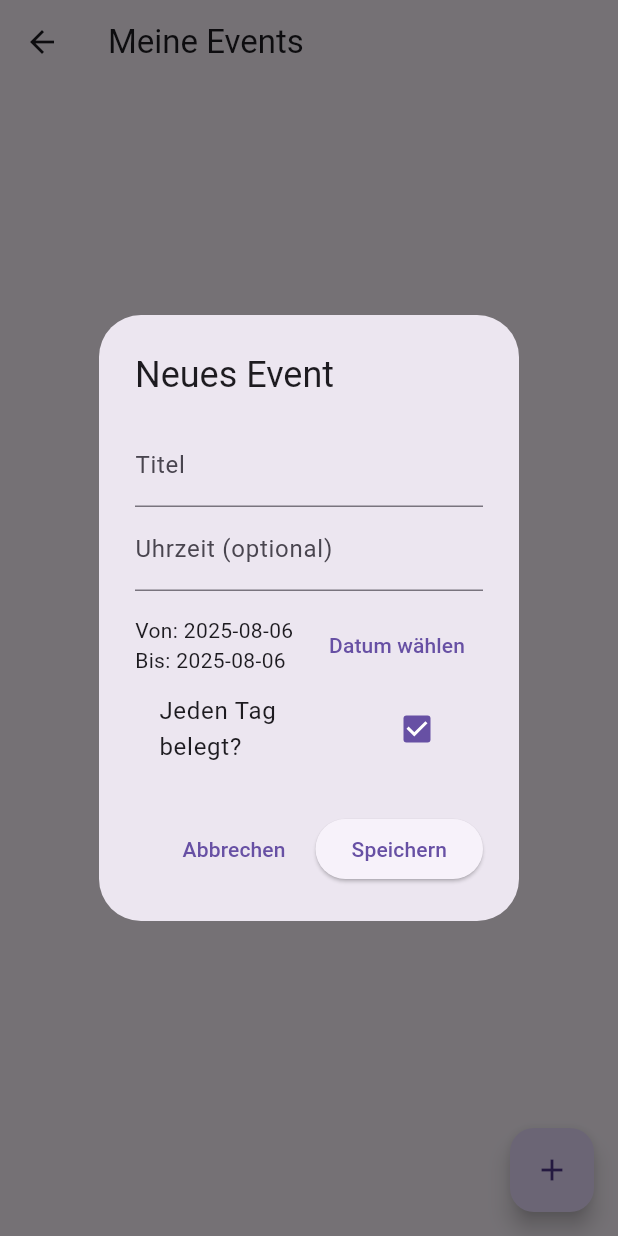
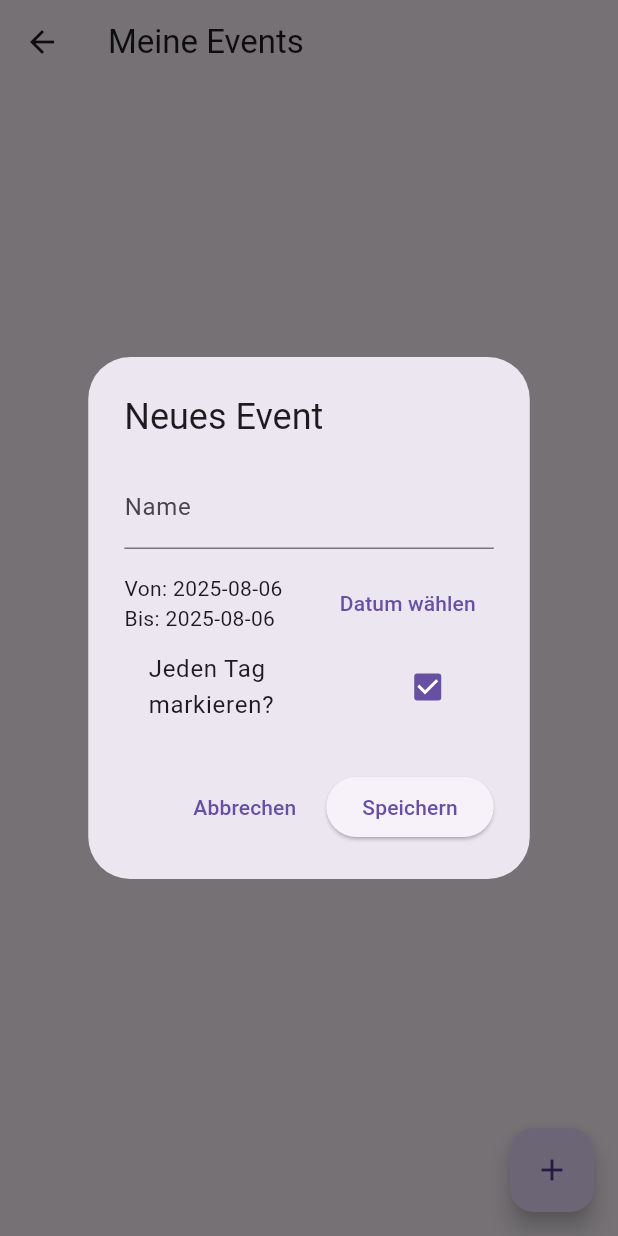
Before and after one commit to LordSpinx/Calist, a Flutter app: the HomeScreen screen opened directly, after a tap on the "add" icon, on a phone screen of 412 x 824 dp. Run offline on Flutter 3.47's test engine with Material 3 defaults, Android fonts, the phone set to English and light mode, and no system bars; our stand-ins replace hive, hive_flutter; accounts and stored records are empty.

Commit message:
Update event screens for new Event model

```diff
--- a/lib/screens/home_screen.dart
+++ b/lib/screens/home_screen.dart
@@ -21,23 +21,25 @@ class HomeScreen extends StatelessWidget {
 
           // Collect all events that are still in the future
           final upcoming = box.values
-              .where((e) => e.endDate.isAfter(now))
+              .where((e) => (e.endDate ?? e.startDate).isAfter(now))
               .toList();
 
           // Expand multi-day events so that each day appears as its own entry
           final events = <Event>[];
           for (final event in upcoming) {
-            var day = DateTime(event.startDate.year, event.startDate.month, event.startDate.day);
-            final endDay =
-                DateTime(event.endDate.year, event.endDate.month, event.endDate.day);
+            var day =
+                DateTime(event.startDate.year, event.startDate.month, event.startDate.day);
+            final endDay = event.endDate != null
+                ? DateTime(
+                    event.endDate!.year, event.endDate!.month, event.endDate!.day)
+                : DateTime(event.startDate.year, event.startDate.month, event.startDate.day);
 
             while (!day.isAfter(endDay)) {
               events.add(Event(
-                title: event.title,
+                name: event.name,
                 startDate: day,
                 endDate: day,
-                time: event.time,
-                isFullyBooked: event.isFullyBooked,
+                isFilled: event.isFilled,
               ));
               day = day.add(const Duration(days: 1));
             }
@@ -49,14 +51,16 @@ class HomeScreen extends StatelessWidget {
             itemCount: events.length,
             itemBuilder: (context, index) {
               final event = events[index];
-              final range = event.startDate == event.endDate
+              final range = (event.endDate == null ||
+                      event.startDate.isAtSameMomentAs(event.endDate!))
                   ? DateFormat.yMMMd().format(event.startDate)
-                  : '${DateFormat.yMMMd().format(event.startDate)} – ${DateFormat.yMMMd().format(event.endDate)}';
+                  : '${DateFormat.yMMMd().format(event.startDate)} – '
+                      '${DateFormat.yMMMd().format(event.endDate!)}';
 
               return ListTile(
-                title: Text(event.title),
-                subtitle: Text('${event.time ?? 'Ganztägig'} | $range'),
-                leading: event.isFullyBooked
+                title: Text(event.name),
+                subtitle: Text(range),
+                leading: event.isFilled
                     ? const Icon(Icons.block, color: Colors.red)
                     : const Icon(Icons.crop_square, color: Colors.blue),
               );
--- a/lib/widgets/event_form.dart
+++ b/lib/widgets/event_form.dart
@@ -11,11 +11,10 @@ class EventForm extends StatefulWidget {
 
 class _EventFormState extends State<EventForm> {
   final _formKey = GlobalKey<FormState>();
-  String title = '';
-  String? time;
+  String name = '';
   DateTime startDate = DateTime.now();
   DateTime endDate = DateTime.now();
-  bool isFullyBooked = true;
+  bool isFilled = true;
 
   Future<void> pickDateRange() async {
     final picked = await showDateRangePicker(
@@ -43,13 +42,10 @@ class _EventFormState extends State<EventForm> {
           child: Column(
             children: [
               TextFormField(
-                decoration: const InputDecoration(labelText: 'Titel'),
-                validator: (value) => value == null || value.isEmpty ? 'Titel erforderlich' : null,
-                onSaved: (value) => title = value!,
-              ),
-              TextFormField(
-                decoration: const InputDecoration(labelText: 'Uhrzeit (optional)'),
-                onSaved: (value) => time = value,
+                decoration: const InputDecoration(labelText: 'Name'),
+                validator: (value) =>
+                    value == null || value.isEmpty ? 'Name erforderlich' : null,
+                onSaved: (value) => name = value!,
               ),
               const SizedBox(height: 12),
               Row(
@@ -66,10 +62,10 @@ class _EventFormState extends State<EventForm> {
                 ],
               ),
               CheckboxListTile(
-                title: const Text('Jeden Tag belegt?'),
-                value: isFullyBooked,
+                title: const Text('Jeden Tag markieren?'),
+                value: isFilled,
                 onChanged: (val) {
-                  setState(() => isFullyBooked = val ?? true);
+                  setState(() => isFilled = val ?? true);
                 },
               ),
             ],
@@ -84,11 +80,10 @@ class _EventFormState extends State<EventForm> {
               _formKey.currentState!.save();
               final box = Hive.box<Event>('events');
               box.add(Event(
-                title: title,
+                name: name,
                 startDate: startDate,
                 endDate: endDate,
-                time: time,
-                isFullyBooked: isFullyBooked,
+                isFilled: isFilled,
               ));
               Navigator.pop(context);
             }
```
